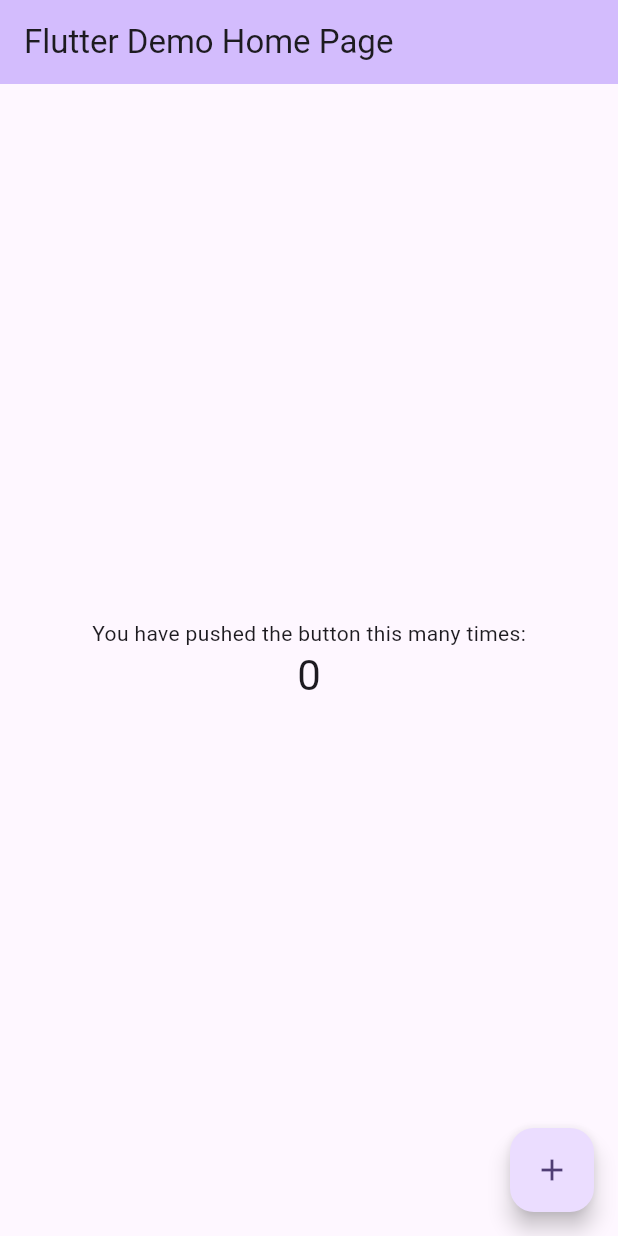
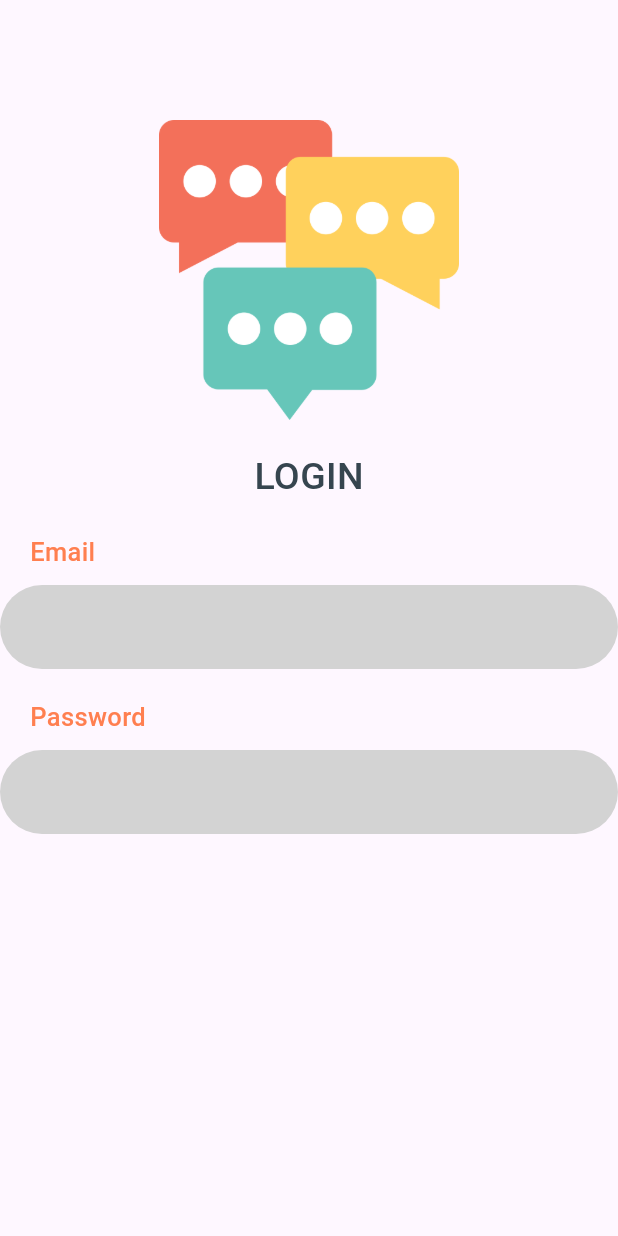
Before and after one commit to salma-elmaghawry/Chat-App, a Flutter app: the screen it shows after launch, on a phone screen of 412 x 824 dp. Run offline on Flutter 3.47's test engine with Material 3 defaults, Android fonts, the light colour scheme and no system bars.

Commit message:
customTextField

```diff
--- /dev/null
+++ b/lib/Screens/login_page.dart
@@ -0,0 +1,58 @@
+import 'package:chat_app/widgets/customTextField.dart';
+import 'package:flutter/material.dart';
+
+class loginPage extends StatelessWidget {
+  const loginPage({super.key});
+
+  @override
+  Widget build(BuildContext context) {
+    return Scaffold(
+        body: Center(
+      child: Column(
+        children: [
+          SizedBox(height: 80),
+          Image.asset(
+            'assets/chat.png',
+            height: 200,
+          ),
+          SizedBox(height: 20),
+          Text('LOGIN',
+              style: TextStyle(
+                  fontSize: 25,
+                  fontWeight: FontWeight.w500,
+                  color: Color(0xff36454F))),
+                  SizedBox(height: 20),
+
+                  Row(
+                    children: [
+                      Padding(
+                        padding: const EdgeInsets.only(left:20.0),
+                        child: Text('Email',style: TextStyle(fontSize: 17,fontWeight: FontWeight.w500,color: Color(0xffFF7F50)),),
+                      ),
+                    ],
+
+                  ),
+          SizedBox(height: 10),
+          customTextField(),
+          SizedBox(height: 20),
+          Row(
+                    children: [
+                      Padding(
+                        padding: const EdgeInsets.only(left:20.0),
+                        child: Text('Password',style: TextStyle(fontSize: 17,fontWeight: FontWeight.w500,color: Color(0xffFF7F50)),),
+                      ),
+                    ],
+
+                  ),
+          SizedBox(height: 10),
+          customTextField(),
+
+
+
+
+
+        ],
+      ),
+    ));
+  }
+}
--- a/lib/main.dart
+++ b/lib/main.dart
@@ -1,125 +1,58 @@
+import 'package:chat_app/Screens/login_page.dart';
 import 'package:flutter/material.dart';
 
-void main() {
-  runApp(const MyApp());
+main() {
+  runApp(chatApp());
 }
 
-class MyApp extends StatelessWidget {
-  const MyApp({super.key});
+class chatApp extends StatelessWidget {
+  const chatApp({super.key});
 
-  // This widget is the root of your application.
   @override
   Widget build(BuildContext context) {
     return MaterialApp(
-      title: 'Flutter Demo',
-      theme: ThemeData(
-        // This is the theme of your application.
-        //
-        // TRY THIS: Try running your application with "flutter run". You'll see
-        // the application has a blue toolbar. Then, without quitting the app,
-        // try changing the seedColor in the colorScheme below to Colors.green
-        // and then invoke "hot reload" (save your changes or press the "hot
-        // reload" button in a Flutter-supported IDE, or press "r" if you used
-        // the command line to start the app).
-        //
-        // Notice that the counter didn't reset back to zero; the application
-        // state is not lost during the reload. To reset the state, use hot
-        // restart instead.
-        //
-        // This works for code too, not just values: Most code changes can be
-        // tested with just a hot reload.
-        colorScheme: ColorScheme.fromSeed(seedColor: Colors.deepPurple),
-        useMaterial3: true,
-      ),
-      home: const MyHomePage(title: 'Flutter Demo Home Page'),
+      debugShowCheckedModeBanner: false,
+      home:loginPage(),
+      //  Scaffold(
+      //   // appBar: AppBar(
+      //   //   title: const Text('QuickChat'),
+      //   //   titleTextStyle:const TextStyle(fontSize: 25,fontWeight:FontWeight.w500),
+      //   //     centerTitle:true ,
+      //   //     backgroundColor:Color(0xffFF7F50) ,
+      //   // ),
+      //   body:
+      //     Center(
+      //       child: Column(
+      //       children: [
+      //         SizedBox(height: 30),
+
+      //         Image.asset('assets/chat.png',height:200,),
+      //         SizedBox(height: 30),
+      //         Text('Login',
+      //         style: TextStyle(
+      //           fontSize: 30,color: Color(0xff36454F),
+      //         ),),
+      //         SizedBox(height: 20,),
+      //         Padding(
+      //           padding: const EdgeInsets.only(right: 280.0),
+      //           child: Text('Email',style: TextStyle(fontSize: 20),),
+      //         ),
+      //         TextField(
+
+      //         )
+      //         Padding(
+      //           padding: const EdgeInsets.only(right: 280.0),
+      //           child: Text('Password',style: TextStyle(fontSize: 20),),
+      //         ),
+
+
+
+      //       ],
+
+
+      //             ),
+      //     ),
+      // ),
     );
   }
 }
-
-class MyHomePage extends StatefulWidget {
-  const MyHomePage({super.key, required this.title});
-
-  // This widget is the home page of your application. It is stateful, meaning
-  // that it has a State object (defined below) that contains fields that affect
-  // how it looks.
-
-  // This class is the configuration for the state. It holds the values (in this
-  // case the title) provided by the parent (in this case the App widget) and
-  // used by the build method of the State. Fields in a Widget subclass are
-  // always marked "final".
-
-  final String title;
-
-  @override
-  State<MyHomePage> createState() => _MyHomePageState();
-}
-
-class _MyHomePageState extends State<MyHomePage> {
-  int _counter = 0;
-
-  void _incrementCounter() {
-    setState(() {
-      // This call to setState tells the Flutter framework that something has
-      // changed in this State, which causes it to rerun the build method below
-      // so that the display can reflect the updated values. If we changed
-      // _counter without calling setState(), then the build method would not be
-      // called again, and so nothing would appear to happen.
-      _counter++;
-    });
-  }
-
-  @override
-  Widget build(BuildContext context) {
-    // This method is rerun every time setState is called, for instance as done
-    // by the _incrementCounter method above.
-    //
-    // The Flutter framework has been optimized to make rerunning build methods
-    // fast, so that you can just rebuild anything that needs updating rather
-    // than having to individually change instances of widgets.
-    return Scaffold(
-      appBar: AppBar(
-        // TRY THIS: Try changing the color here to a specific color (to
-        // Colors.amber, perhaps?) and trigger a hot reload to see the AppBar
-        // change color while the other colors stay the same.
-        backgroundColor: Theme.of(context).colorScheme.inversePrimary,
-        // Here we take the value from the MyHomePage object that was created by
-        // the App.build method, and use it to set our appbar title.
-        title: Text(widget.title),
-      ),
-      body: Center(
-        // Center is a layout widget. It takes a single child and positions it
-        // in the middle of the parent.
-        child: Column(
-          // Column is also a layout widget. It takes a list of children and
-          // arranges them vertically. By default, it sizes itself to fit its
-          // children horizontally, and tries to be as tall as its parent.
-          //
-          // Column has various properties to control how it sizes itself and
-          // how it positions its children. Here we use mainAxisAlignment to
-          // center the children vertically; the main axis here is the vertical
-          // axis because Columns are vertical (the cross axis would be
-          // horizontal).
-          //
-          // TRY THIS: Invoke "debug painting" (choose the "Toggle Debug Paint"
-          // action in the IDE, or press "p" in the console), to see the
-          // wireframe for each widget.
-          mainAxisAlignment: MainAxisAlignment.center,
-          children: <Widget>[
-            const Text(
-              'You have pushed the button this many times:',
-            ),
-            Text(
-              '$_counter',
-              style: Theme.of(context).textTheme.headlineMedium,
-            ),
-          ],
-        ),
-      ),
-      floatingActionButton: FloatingActionButton(
-        onPressed: _incrementCounter,
-        tooltip: 'Increment',
-        child: const Icon(Icons.add),
-      ), // This trailing comma makes auto-formatting nicer for build methods.
-    );
-  }
-}
--- /dev/null
+++ b/lib/widgets/customTextField.dart
@@ -0,0 +1,34 @@
+import 'package:flutter/material.dart';
+
+class customTextField extends StatelessWidget {
+  const customTextField({super.key});
+
+  @override
+  Widget build(BuildContext context) {
+    return TextField(
+
+      cursorColor: Color(0xffFF7F50),
+
+      decoration: InputDecoration(
+
+          filled: true,
+          fillColor: Color(0xFFD3D3D3),
+          focusedBorder: OutlineInputBorder(
+              borderRadius: BorderRadius.circular(50),
+              borderSide: BorderSide(width: 2.0, color: Color(0xffFF7F50))),
+          enabledBorder: OutlineInputBorder(
+              borderRadius: BorderRadius.circular(50),
+              borderSide: BorderSide(
+                width: 0.0,
+                color: Colors.transparent,
+              )),
+          border: OutlineInputBorder(
+            borderRadius: BorderRadius.circular(50),
+            borderSide: BorderSide(
+              width: 0.0,
+              color: Colors.transparent,
+            ),
+          )),
+    );
+  }
+}
--- a/pubspec.yaml
+++ b/pubspec.yaml
@@ -32,6 +32,7 @@ dependencies:
     sdk: flutter
 
 
+
   # The following adds the Cupertino Icons font to your application.
   # Use with the CupertinoIcons class for iOS style icons.
   cupertino_icons: ^1.0.2
@@ -59,8 +60,8 @@ flutter:
   uses-material-design: true
 
   # To add assets to your application, add an assets section, like this:
-  # assets:
-  #   - images/a_dot_burr.jpeg
+  assets:
+    - assets/
   #   - images/a_dot_ham.jpeg
 
   # An image asset can refer to one or more resolution-specific "variants", see
```
Also changed, not shown: assets/chat.png (added), assets/chat2.png (added).
